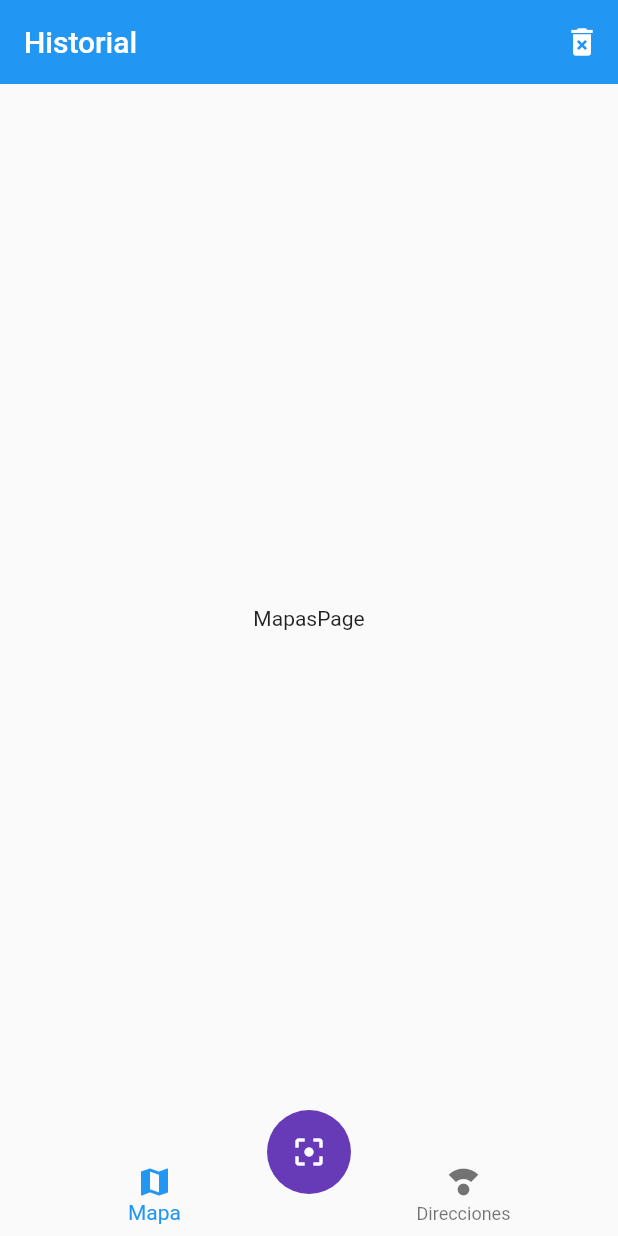
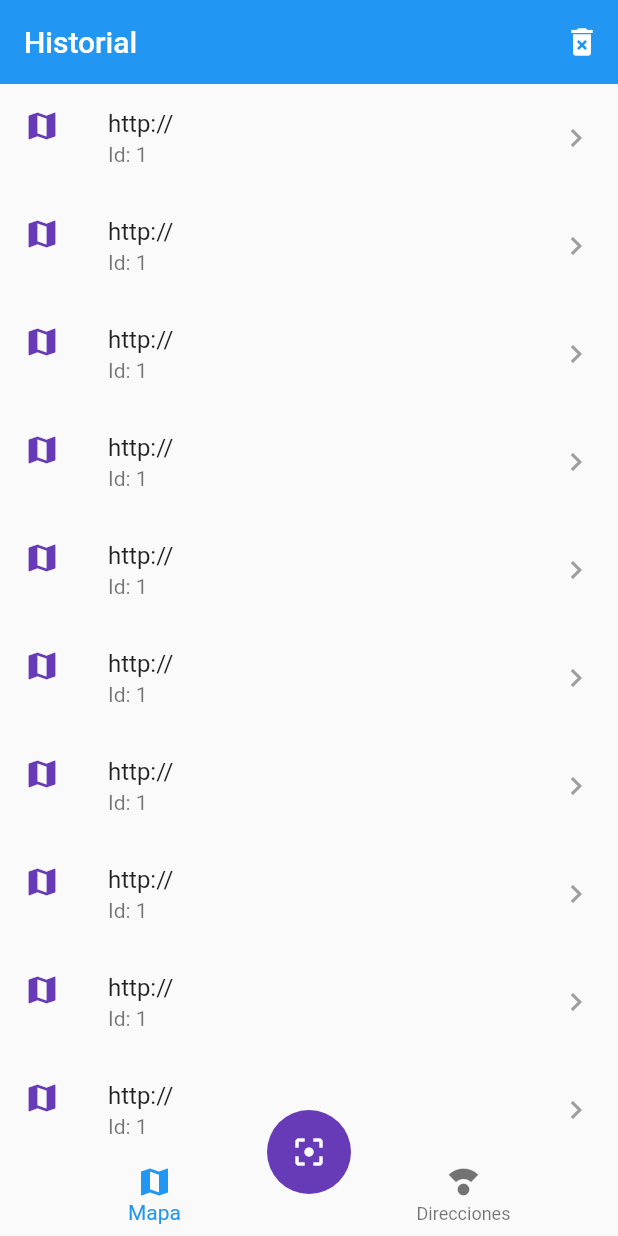
Before and after one commit to e-estrada/qr_scanner, a Flutter app: the screen it shows after launch, on a phone screen of 412 x 824 dp. Run offline on Flutter 3.47's test engine with Material 2 defaults, Android fonts, the phone set to English and light mode, and no system bars; our stand-ins replace sqflite; missing offline and left inert: flutter_barcode_scanner; accounts and stored records are empty.

Commit message:
Mostrar Scans UI - Sin base de datos

```diff
--- a/lib/pages/mapas_page.dart
+++ b/lib/pages/mapas_page.dart
@@ -1,11 +1,19 @@
 import 'package:flutter/material.dart';
+
 class MapasPage extends StatelessWidget {
   const MapasPage({super.key});
 
   @override
   Widget build(BuildContext context) {
-    return const Center(
-      child: Text('MapasPage'),
+    return ListView.builder(
+      itemCount: 10,
+      itemBuilder: (context, index) => ListTile(
+        leading: Icon(Icons.map, color: Theme.of(context).primaryColor),
+        title: Text('http://'),
+        subtitle: Text('Id: 1'),
+        trailing: Icon(Icons.keyboard_arrow_right, color: Colors.grey),
+        onTap: () => print('abre algo'),
+      ),
     );
   }
 }
```
